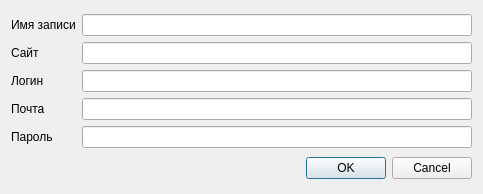
The window that ui/dialog_add_password.ui (Cheef44/Manager-Passwords) describes before a commit, drawn with Qt 5.
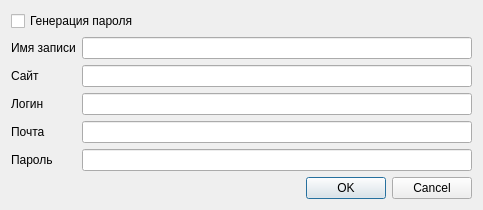
The same window after the commit.

Commit message: style(dialog_add_password dialog_add_password_interface): добавление кнопки генерации пароля в диалоговом окне добавления пароля

What changed in the file:
```diff
--- a/ui/dialog_add_password.ui
+++ b/ui/dialog_add_password.ui
@@ -61,6 +61,13 @@
   <layout class="QVBoxLayout" name="verticalLayout_2">
    <item>
     <layout class="QVBoxLayout" name="verticalLayout">
+     <item>
+      <widget class="QCheckBox" name="checkBox">
+       <property name="text">
+        <string>Генерация пароля</string>
+       </property>
+      </widget>
+     </item>
      <item>
       <layout class="QHBoxLayout" name="name">
        <item>
```
The commit also changes 1 other file.
